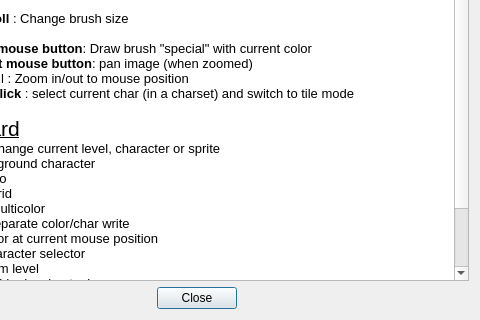
Qt form source/dialogimagehelp.ui (leuat/TRSE) before a commit; both pictures show x 86 to 566 and y 90 to 410 of the 566 by 410 pixel window.
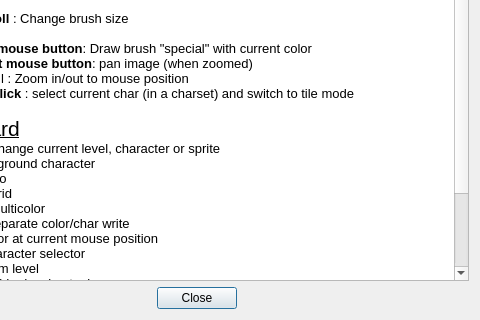
The same form after that commit.

Commit message:
Add new editor toggle keys
\ = Toggle between the Drawing and Settings panel
Ctrl + \ = toggle full editor window view

What changed in the file:
```diff
--- a/source/dialogimagehelp.ui
+++ b/source/dialogimagehelp.ui
@@ -22,7 +22,7 @@
         <string>&lt;!DOCTYPE HTML PUBLIC &quot;-//W3C//DTD HTML 4.0//EN&quot; &quot;http://www.w3.org/TR/REC-html40/strict.dtd&quot;&gt;
 &lt;html&gt;&lt;head&gt;&lt;meta name=&quot;qrichtext&quot; content=&quot;1&quot; /&gt;&lt;style type=&quot;text/css&quot;&gt;
 p, li { white-space: pre-wrap; }
-&lt;/style&gt;&lt;/head&gt;&lt;body style=&quot; font-family:'.AppleSystemUIFont'; font-size:13pt; font-weight:400; font-style:normal;&quot;&gt;
+&lt;/style&gt;&lt;/head&gt;&lt;body style=&quot; font-family:'MS Shell Dlg 2'; font-size:8.25pt; font-weight:400; font-style:normal;&quot;&gt;
 &lt;p style=&quot; margin-top:0px; margin-bottom:0px; margin-left:0px; margin-right:0px; -qt-block-indent:0; text-indent:0px;&quot;&gt;&lt;span style=&quot; font-family:'Noto Sans'; font-size:16pt; text-decoration: underline;&quot;&gt;Mouse&lt;/span&gt;&lt;/p&gt;
 &lt;p style=&quot; margin-top:0px; margin-bottom:0px; margin-left:0px; margin-right:0px; -qt-block-indent:0; text-indent:0px;&quot;&gt;&lt;span style=&quot; font-family:'Noto Sans'; font-size:10pt; font-weight:600;&quot;&gt;Left mouse button&lt;/span&gt;&lt;span style=&quot; font-family:'Noto Sans'; font-size:10pt;&quot;&gt;: Draw with current color&lt;/span&gt;&lt;/p&gt;
 &lt;p style=&quot; margin-top:0px; margin-bottom:0px; margin-left:0px; margin-right:0px; -qt-block-indent:0; text-indent:0px;&quot;&gt;&lt;span style=&quot; font-family:'Noto Sans'; font-size:10pt; font-weight:600;&quot;&gt;Control + Left mouse button&lt;/span&gt;&lt;span style=&quot; font-family:'Noto Sans'; font-size:10pt;&quot;&gt; : Select color/tile/character under cursor&lt;/span&gt;&lt;/p&gt;
@@ -42,11 +42,13 @@
 &lt;p style=&quot; margin-top:0px; margin-bottom:0px; margin-left:0px; margin-right:0px; -qt-block-indent:0; text-indent:0px;&quot;&gt;&lt;span style=&quot; font-family:'Noto Sans'; font-size:10pt; font-weight:600;&quot;&gt;Z&lt;/span&gt;&lt;span style=&quot; font-family:'Noto Sans'; font-size:10pt;&quot;&gt; : Toggle grid&lt;/span&gt;&lt;/p&gt;
 &lt;p style=&quot; margin-top:0px; margin-bottom:0px; margin-left:0px; margin-right:0px; -qt-block-indent:0; text-indent:0px;&quot;&gt;&lt;span style=&quot; font-family:'Noto Sans'; font-size:10pt; font-weight:600;&quot;&gt;M&lt;/span&gt;&lt;span style=&quot; font-family:'Noto Sans'; font-size:10pt;&quot;&gt;: Toggle multicolor&lt;/span&gt;&lt;/p&gt;
 &lt;p style=&quot; margin-top:0px; margin-bottom:0px; margin-left:0px; margin-right:0px; -qt-block-indent:0; text-indent:0px;&quot;&gt;&lt;span style=&quot; font-family:'Noto Sans'; font-size:10pt; font-weight:600;&quot;&gt;P&lt;/span&gt;&lt;span style=&quot; font-family:'Noto Sans'; font-size:10pt;&quot;&gt;: Toggle separate color/char write&lt;/span&gt;&lt;/p&gt;
-&lt;p style=&quot; margin-top:0px; margin-bottom:0px; margin-left:0px; margin-right:0px; -qt-block-indent:0; text-indent:0px;&quot;&gt;&lt;span style=&quot; font-size:10pt;&quot;&gt;?:Select color at current mouse position&lt;/span&gt;&lt;/p&gt;
+&lt;p style=&quot; margin-top:0px; margin-bottom:0px; margin-left:0px; margin-right:0px; -qt-block-indent:0; text-indent:0px;&quot;&gt;&lt;span style=&quot; font-family:'.AppleSystemUIFont'; font-size:10pt;&quot;&gt;?:Select color at current mouse position&lt;/span&gt;&lt;/p&gt;
 &lt;p style=&quot; margin-top:0px; margin-bottom:0px; margin-left:0px; margin-right:0px; -qt-block-indent:0; text-indent:0px;&quot;&gt;&lt;span style=&quot; font-family:'Noto Sans'; font-size:10pt; font-weight:600;&quot;&gt;C&lt;/span&gt;&lt;span style=&quot; font-family:'Noto Sans'; font-size:10pt;&quot;&gt;: Open character selector&lt;/span&gt;&lt;/p&gt;
 &lt;p style=&quot; margin-top:0px; margin-bottom:0px; margin-left:0px; margin-right:0px; -qt-block-indent:0; text-indent:0px;&quot;&gt;&lt;span style=&quot; font-family:'Noto Sans'; font-size:10pt; font-weight:600;&quot;&gt;F1-F4&lt;/span&gt;&lt;span style=&quot; font-family:'Noto Sans'; font-size:10pt;&quot;&gt; : Zoom level&lt;/span&gt;&lt;/p&gt;
 &lt;p style=&quot; margin-top:0px; margin-bottom:0px; margin-left:0px; margin-right:0px; -qt-block-indent:0; text-indent:0px;&quot;&gt;&lt;span style=&quot; font-family:'Noto Sans'; font-size:10pt; font-weight:600;&quot;&gt;F5&lt;/span&gt;&lt;span style=&quot; font-family:'Noto Sans'; font-size:10pt;&quot;&gt; : Show/hide drawing tools&lt;/span&gt;&lt;/p&gt;
 &lt;p style=&quot; margin-top:0px; margin-bottom:0px; margin-left:0px; margin-right:0px; -qt-block-indent:0; text-indent:0px;&quot;&gt;&lt;span style=&quot; font-family:'Noto Sans'; font-size:10pt; font-weight:600;&quot;&gt;F6 &lt;/span&gt;&lt;span style=&quot; font-family:'Noto Sans'; font-size:10pt;&quot;&gt;: Show/hide tabbed settings&lt;/span&gt;&lt;/p&gt;
+&lt;p style=&quot; margin-top:0px; margin-bottom:0px; margin-left:0px; margin-right:0px; -qt-block-indent:0; text-indent:0px;&quot;&gt;&lt;span style=&quot; font-weight:600;&quot;&gt;\&lt;/span&gt; : Toggle between drawing and settings&lt;/p&gt;
+&lt;p style=&quot; margin-top:0px; margin-bottom:0px; margin-left:0px; margin-right:0px; -qt-block-indent:0; text-indent:0px;&quot;&gt;&lt;span style=&quot; font-weight:600;&quot;&gt;Ctrl + \&lt;/span&gt; : Toggle full editor view on/off&lt;/p&gt;
 &lt;p style=&quot; margin-top:0px; margin-bottom:0px; margin-left:0px; margin-right:0px; -qt-block-indent:0; text-indent:0px;&quot;&gt;&lt;span style=&quot; font-family:'Noto Sans'; font-size:10pt; font-weight:600;&quot;&gt;Space bar&lt;/span&gt;&lt;span style=&quot; font-family:'Noto Sans'; font-size:10pt;&quot;&gt;: Toggle full screen/single character mode&lt;/span&gt;&lt;/p&gt;
 &lt;p style=&quot; margin-top:0px; margin-bottom:0px; margin-left:0px; margin-right:0px; -qt-block-indent:0; text-indent:0px;&quot;&gt;&lt;span style=&quot; font-family:'Noto Sans'; font-size:10pt; font-weight:600;&quot;&gt;0-9&lt;/span&gt;&lt;span style=&quot; font-family:'Noto Sans'; font-size:10pt;&quot;&gt; : Colour select&lt;/span&gt;&lt;/p&gt;
 &lt;p style=&quot; margin-top:0px; margin-bottom:0px; margin-left:0px; margin-right:0px; -qt-block-indent:0; text-indent:0px;&quot;&gt;&lt;span style=&quot; font-family:'Noto Sans'; font-size:10pt; font-weight:600;&quot;&gt;Ctrl+1-5&lt;/span&gt;&lt;span style=&quot; font-family:'Noto Sans'; font-size:10pt;&quot;&gt; : Select a tab in the sidebar&lt;/span&gt;&lt;/p&gt;&lt;/body&gt;&lt;/html&gt;</string>
```
The commit also changes 1 other file.
